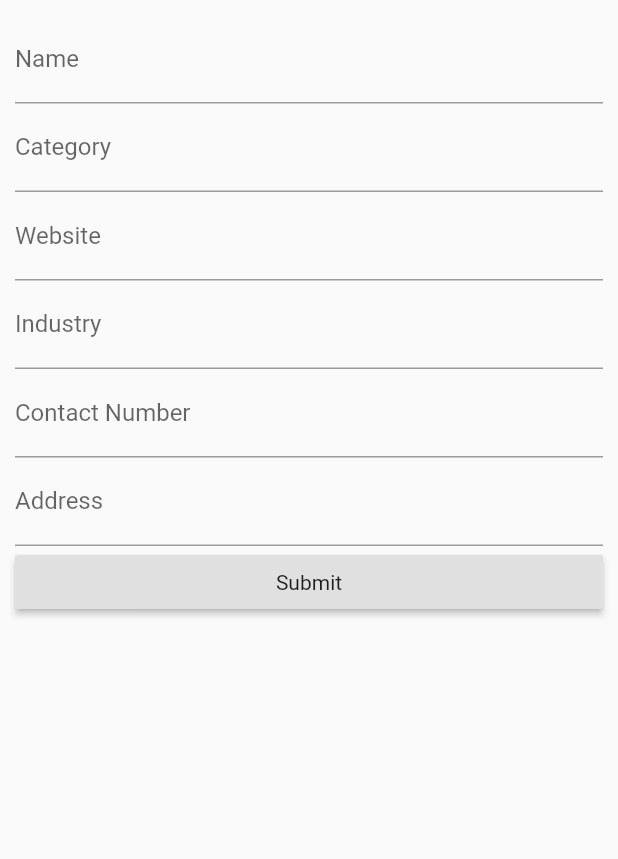
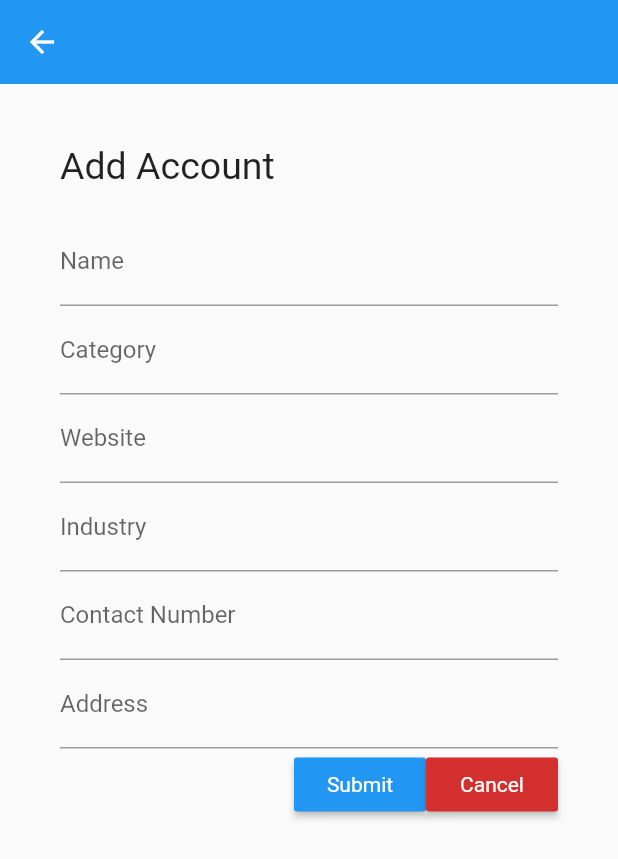
Before and after one commit to ftsaylon/warehouse_management_system, a Flutter app: the EditAccountScreen screen opened by its route, on a phone screen of 412 x 824 dp. Shown: the top 859 px of the screen. Run offline on Flutter 3.47's test engine with Material 2 defaults, Android fonts, the phone set to English and light mode, and no system bars; missing offline and left inert: dart:html.

Commit message:
"Updated adding and editing of accounts"

```diff
--- a/lib/providers/accounts.dart
+++ b/lib/providers/accounts.dart
@@ -57,7 +57,7 @@ class Accounts with ChangeNotifier {
   // Function for adding a new account
   Future<void> addAccount(Account account) async {
     final newAccount = Account(
-      id: account.id,
+      id: DateTime.now().toString(),
       name: account.name,
       contactNumber: account.contactNumber,
       category: account.category,
--- a/lib/screens/edit_account_screen.dart
+++ b/lib/screens/edit_account_screen.dart
@@ -114,8 +114,30 @@ class _EditAccountScreenState extends State<EditAccountScreen> {
   @override
   Widget build(BuildContext context) {
     return Scaffold(
-      body: Padding(
-        padding: EdgeInsets.all(10),
+      appBar: AppBar(
+        elevation: 0,
+      ),
+      body: Container(
+        padding: EdgeInsets.all(20),
+        margin: EdgeInsets.all(20),
+        child: _isLoading
+            ? CircularProgressIndicator()
+            : Column(
+                crossAxisAlignment: CrossAxisAlignment.start,
+                children: <Widget>[
+                  _editedAccount.id != null
+                      ? Text(
+                          "Edit Account",
+                          style: Theme.of(context).textTheme.headline,
+                        )
+                      : Text(
+                          "Add Account",
+                          style: Theme.of(context).textTheme.headline,
+                        ),
+                  Container(
+                    padding: EdgeInsets.symmetric(vertical: 20),
+                    height: 600,
+                    width: double.infinity,
                     child: Form(
                       key: _form,
                       child: ListView(
@@ -125,7 +147,8 @@ class _EditAccountScreenState extends State<EditAccountScreen> {
                             decoration: InputDecoration(labelText: "Name"),
                             textInputAction: TextInputAction.next,
                             onFieldSubmitted: (_) {
-                  FocusScope.of(context).requestFocus(_categoryFocusNode);
+                              FocusScope.of(context)
+                                  .requestFocus(_categoryFocusNode);
                             },
                             validator: (value) {
                               if (value.isEmpty) {
@@ -151,7 +174,8 @@ class _EditAccountScreenState extends State<EditAccountScreen> {
                             decoration: InputDecoration(labelText: "Category"),
                             textInputAction: TextInputAction.next,
                             onFieldSubmitted: (_) {
-                  FocusScope.of(context).requestFocus(_websiteFocusNode);
+                              FocusScope.of(context)
+                                  .requestFocus(_websiteFocusNode);
                             },
                             validator: (value) {
                               if (value.isEmpty) {
@@ -177,7 +201,8 @@ class _EditAccountScreenState extends State<EditAccountScreen> {
                             decoration: InputDecoration(labelText: "Website"),
                             textInputAction: TextInputAction.next,
                             onFieldSubmitted: (_) {
-                  FocusScope.of(context).requestFocus(_industryFocusNode);
+                              FocusScope.of(context)
+                                  .requestFocus(_industryFocusNode);
                             },
                             validator: (value) {
                               if (value.isEmpty) {
@@ -203,7 +228,8 @@ class _EditAccountScreenState extends State<EditAccountScreen> {
                             decoration: InputDecoration(labelText: "Industry"),
                             textInputAction: TextInputAction.next,
                             onFieldSubmitted: (_) {
-                  FocusScope.of(context).requestFocus(_contactNumberFocusNode);
+                              FocusScope.of(context)
+                                  .requestFocus(_contactNumberFocusNode);
                             },
                             validator: (value) {
                               if (value.isEmpty) {
@@ -226,10 +252,12 @@ class _EditAccountScreenState extends State<EditAccountScreen> {
                           ),
                           TextFormField(
                             initialValue: _initValues['contactNumber'],
-                decoration: InputDecoration(labelText: "Contact Number"),
+                            decoration:
+                                InputDecoration(labelText: "Contact Number"),
                             textInputAction: TextInputAction.next,
                             onFieldSubmitted: (_) {
-                  FocusScope.of(context).requestFocus(_addressFocusNode);
+                              FocusScope.of(context)
+                                  .requestFocus(_addressFocusNode);
                             },
                             validator: (value) {
                               if (value.isEmpty) {
@@ -273,16 +301,36 @@ class _EditAccountScreenState extends State<EditAccountScreen> {
                               );
                             },
                           ),
+                          Container(
+                            child: Row(
+                              mainAxisAlignment: MainAxisAlignment.end,
+                              children: <Widget>[
                                 RaisedButton(
                                   child: Text("Submit"),
+                                  textColor: Colors.white,
+                                  color: Theme.of(context).accentColor,
                                   onPressed: () {
                                     _saveForm();
                                   },
+                                ),
+                                RaisedButton(
+                                  child: Text("Cancel"),
+                                  textColor: Colors.white,
+                                  color: Theme.of(context).errorColor,
+                                  onPressed: () {
+                                    Navigator.of(context).pop();
+                                  },
+                                )
+                              ],
+                            ),
                           )
                         ],
                       ),
                     ),
                   ),
+                ],
+              ),
+      ),
     );
   }
 }
```
Lines whose indentation alone changed are shown as unchanged.
